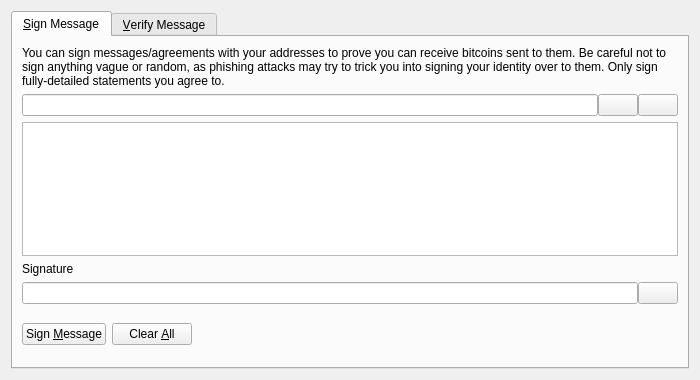
First picture: the form in src/qt/forms/signverifymessagedialog.ui, repository blockchaingate/fabcoin, before the edit.
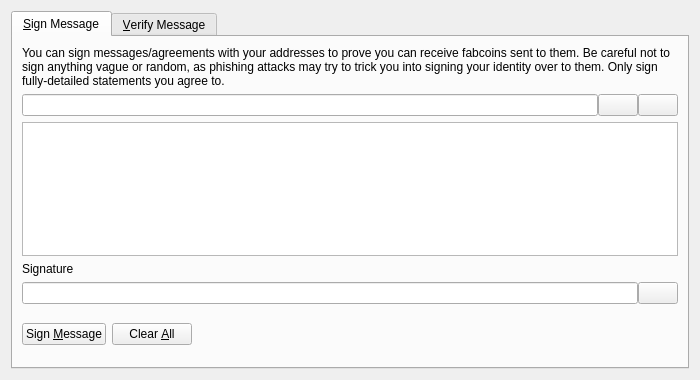
Second picture: the form after the edit. Icons and pictures are not drawn. Custom widgets are drawn as their Qt base class.

Patch:
```diff
--- a/src/qt/forms/signverifymessagedialog.ui
+++ b/src/qt/forms/signverifymessagedialog.ui
@@ -30,7 +30,7 @@
        <item>
         <widget class="QLabel" name="infoLabel_SM">
          <property name="text">
-          <string>You can sign messages/agreements with your addresses to prove you can receive bitcoins sent to them. Be careful not to sign anything vague or random, as phishing attacks may try to trick you into signing your identity over to them. Only sign fully-detailed statements you agree to.</string>
+          <string>You can sign messages/agreements with your addresses to prove you can receive fabcoins sent to them. Be careful not to sign anything vague or random, as phishing attacks may try to trick you into signing your identity over to them. Only sign fully-detailed statements you agree to.</string>
          </property>
          <property name="textFormat">
           <enum>Qt::PlainText</enum>
```
Left out of the diff: 8 changed lines with no effect on the pictures.
